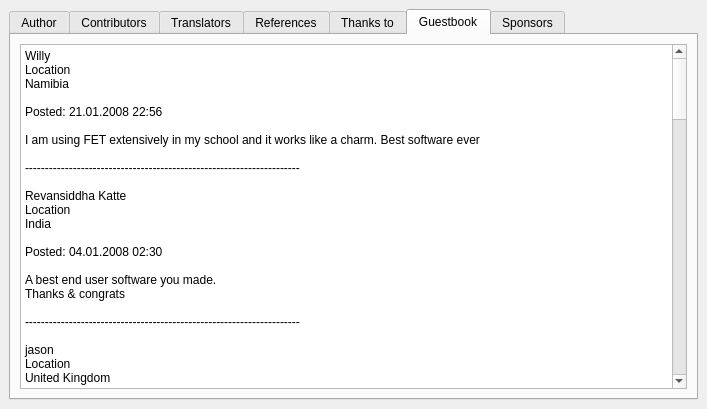
Above: fet/src/interface/helpaboutform_template.ui from vonmecheln/fet before the change. Below: the same form after it.
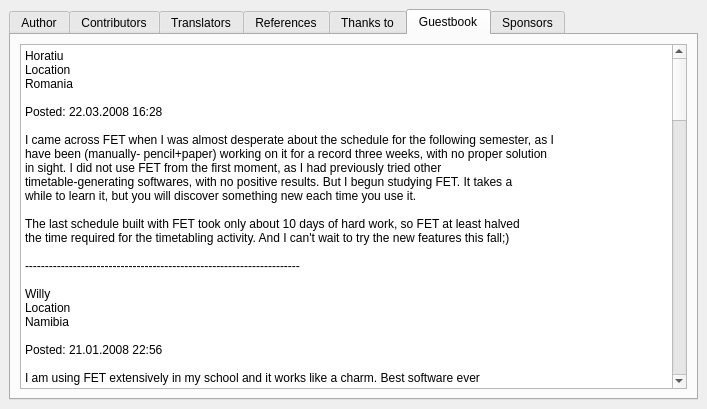
That is the form after the change. The open tabs and pages were chosen to show the change.

```diff
--- a/fet/src/interface/helpaboutform_template.ui
+++ b/fet/src/interface/helpaboutform_template.ui
@@ -462,6 +462,23 @@
           <string>&lt;html>&lt;head>&lt;meta name="qrichtext" content="1" />&lt;style type="text/css">
 p, li { white-space: pre-wrap; }
 &lt;/style>&lt;/head>&lt;body style=" font-family:'Sans Serif'; font-size:9pt; font-weight:400; font-style:normal;">
+&lt;p style=" margin-top:0px; margin-bottom:0px; margin-left:0px; margin-right:0px; -qt-block-indent:0; text-indent:0px;">Horatiu&lt;/p>
+&lt;p style=" margin-top:0px; margin-bottom:0px; margin-left:0px; margin-right:0px; -qt-block-indent:0; text-indent:0px;">Location&lt;/p>
+&lt;p style=" margin-top:0px; margin-bottom:0px; margin-left:0px; margin-right:0px; -qt-block-indent:0; text-indent:0px;">Romania&lt;/p>
+&lt;p style=" margin-top:0px; margin-bottom:0px; margin-left:0px; margin-right:0px; -qt-block-indent:0; text-indent:0px;">	&lt;/p>
+&lt;p style=" margin-top:0px; margin-bottom:0px; margin-left:0px; margin-right:0px; -qt-block-indent:0; text-indent:0px;">Posted: 22.03.2008 16:28&lt;/p>
+&lt;p style="-qt-paragraph-type:empty; margin-top:0px; margin-bottom:0px; margin-left:0px; margin-right:0px; -qt-block-indent:0; text-indent:0px;">&lt;/p>
+&lt;p style=" margin-top:0px; margin-bottom:0px; margin-left:0px; margin-right:0px; -qt-block-indent:0; text-indent:0px;">I came across FET when I was almost desperate about the schedule for the following semester, as I &lt;/p>
+&lt;p style=" margin-top:0px; margin-bottom:0px; margin-left:0px; margin-right:0px; -qt-block-indent:0; text-indent:0px;">have been (manually- pencil+paper) working on it for a record three weeks, with no proper solution &lt;/p>
+&lt;p style=" margin-top:0px; margin-bottom:0px; margin-left:0px; margin-right:0px; -qt-block-indent:0; text-indent:0px;">in sight. I did not use FET from the first moment, as I had previously tried other &lt;/p>
+&lt;p style=" margin-top:0px; margin-bottom:0px; margin-left:0px; margin-right:0px; -qt-block-indent:0; text-indent:0px;">timetable-generating softwares, with no positive results. But I begun studying FET. It takes a &lt;/p>
+&lt;p style=" margin-top:0px; margin-bottom:0px; margin-left:0px; margin-right:0px; -qt-block-indent:0; text-indent:0px;">while to learn it, but you will discover something new each time you use it.&lt;/p>
+&lt;p style="-qt-paragraph-type:empty; margin-top:0px; margin-bottom:0px; margin-left:0px; margin-right:0px; -qt-block-indent:0; text-indent:0px;">&lt;/p>
+&lt;p style=" margin-top:0px; margin-bottom:0px; margin-left:0px; margin-right:0px; -qt-block-indent:0; text-indent:0px;">The last schedule built with FET took only about 10 days of hard work, so FET at least halved &lt;/p>
+&lt;p style=" margin-top:0px; margin-bottom:0px; margin-left:0px; margin-right:0px; -qt-block-indent:0; text-indent:0px;">the time required for the timetabling activity. And I can't wait to try the new features this fall;)&lt;/p>
+&lt;p style="-qt-paragraph-type:empty; margin-top:0px; margin-bottom:0px; margin-left:0px; margin-right:0px; -qt-block-indent:0; text-indent:0px;">&lt;/p>
+&lt;p style=" margin-top:0px; margin-bottom:0px; margin-left:0px; margin-right:0px; -qt-block-indent:0; text-indent:0px;">---------------------------------------------------------------------&lt;/p>
+&lt;p style="-qt-paragraph-type:empty; margin-top:0px; margin-bottom:0px; margin-left:0px; margin-right:0px; -qt-block-indent:0; text-indent:0px;">&lt;/p>
 &lt;p style=" margin-top:0px; margin-bottom:0px; margin-left:0px; margin-right:0px; -qt-block-indent:0; text-indent:0px;">Willy&lt;/p>
 &lt;p style=" margin-top:0px; margin-bottom:0px; margin-left:0px; margin-right:0px; -qt-block-indent:0; text-indent:0px;">Location&lt;/p>
 &lt;p style=" margin-top:0px; margin-bottom:0px; margin-left:0px; margin-right:0px; -qt-block-indent:0; text-indent:0px;">Namibia&lt;/p>
```
Left out of the diff: 4 changed lines with no effect on the pictures.
